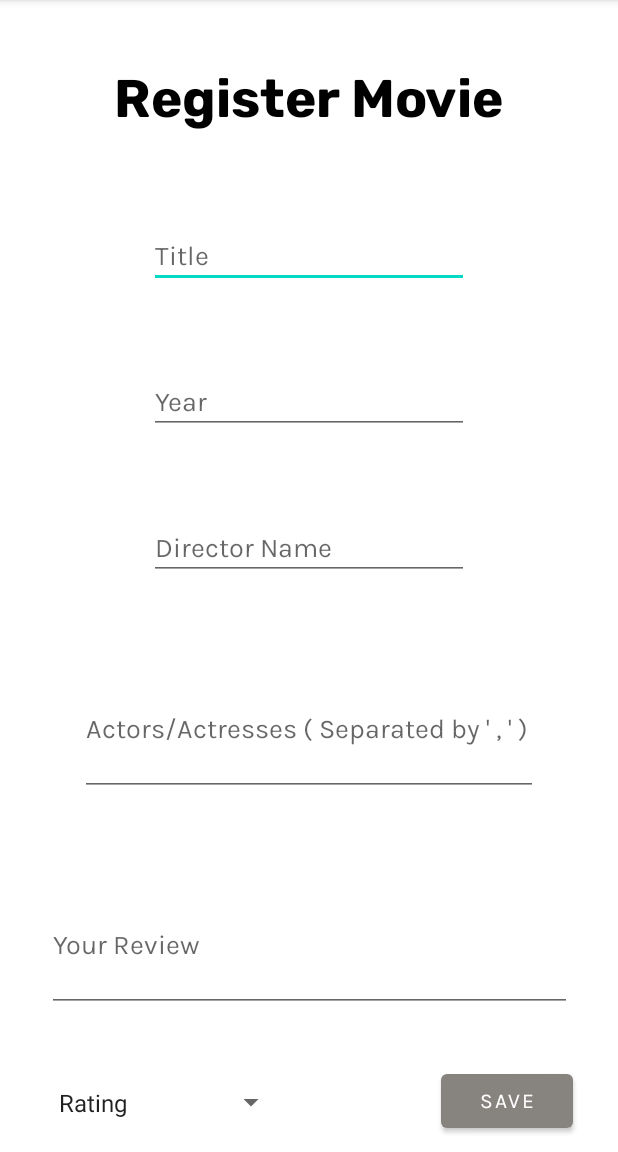
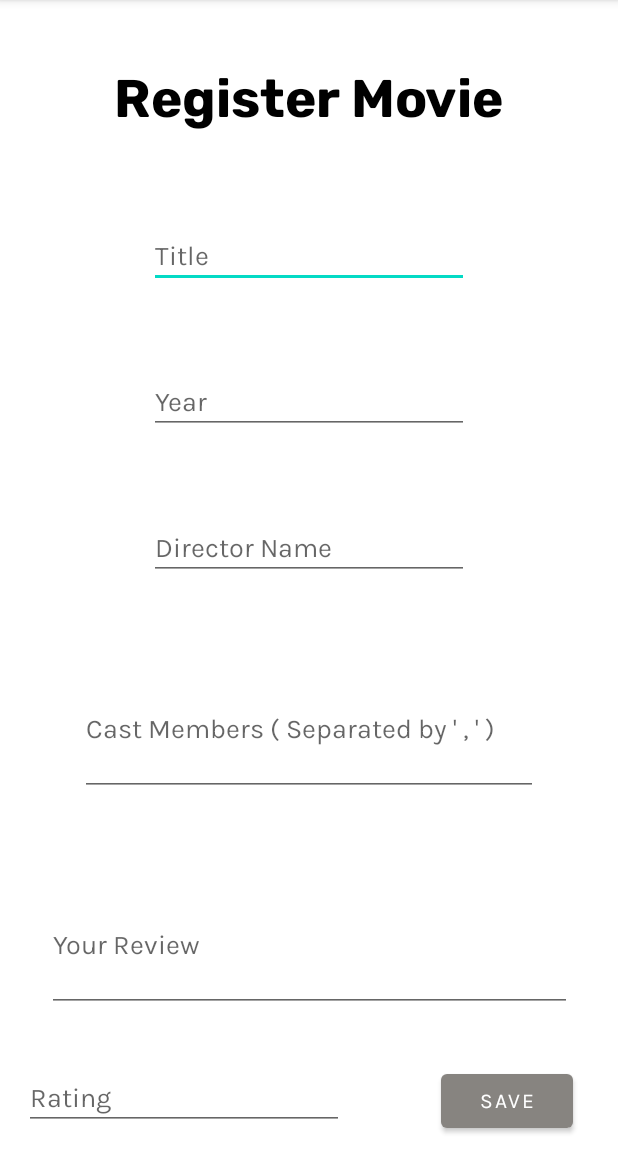
Before and after one commit to maneesha14w/MovieTracker, an Android app: the RegisterMovie screen opened directly, with no data from a screen before it, on a phone screen of 412 x 824 dp, the part 84-1236 px from its top. Run offline under Robolectric (Android 15) with nearby library versions, the phone set to English and light mode, and no system bars.

Commit message:
register movie backend done.

```diff
--- a/app/src/main/java/com/maneesha14w/movietracker/MovieDatabaseHelper.java
+++ /dev/null
@@ -1,4 +0,0 @@
-package com.maneesha14w.movietracker;
-
-public class MovieDatabaseHelper {
-}
--- a/app/src/main/java/com/maneesha14w/movietracker/RegisterMovie.java
+++ b/app/src/main/java/com/maneesha14w/movietracker/RegisterMovie.java
@@ -2,48 +2,109 @@ package com.maneesha14w.movietracker;
 
 import androidx.appcompat.app.AppCompatActivity;
 
+import android.content.ContentValues;
+import android.database.sqlite.SQLiteDatabase;
+import android.database.sqlite.SQLiteOpenHelper;
 import android.os.Bundle;
 import android.view.View;
 import android.widget.AdapterView;
 import android.widget.ArrayAdapter;
+import android.widget.EditText;
 import android.widget.Spinner;
 import android.widget.Toast;
 
-public class RegisterMovie extends AppCompatActivity implements AdapterView.OnItemSelectedListener {
-    private Spinner ratingSpinner;
+public class RegisterMovie extends AppCompatActivity {
+    private EditText et_title, et_year,  et_director, et_actors, et_review, et_rating;
+    private SQLiteOpenHelper openHelper;
+    private SQLiteDatabase db;
 
     @Override
     protected void onCreate(Bundle savedInstanceState) {
         super.onCreate(savedInstanceState);
         setContentView(R.layout.activity_register_movie);
 
-        ratingSpinner = findViewById(R.id.spin_rating);
-        ratingSpinner.setOnItemSelectedListener(this);
+        et_title = findViewById(R.id.et_title);
+        et_year = findViewById(R.id.et_year);
+        et_director = findViewById(R.id.et_director);
+        et_actors = findViewById(R.id.et_actors);
+        et_review = findViewById(R.id.et_review);
+        et_rating = findViewById(R.id.et_rating);
 
-        // Create an ArrayAdapter using the string array and a default spinner layout
-        ArrayAdapter<CharSequence> adapter = ArrayAdapter.createFromResource(this,
-                R.array.rating_array, android.R.layout.simple_spinner_item);
-        // Specify the layout to use when the list of choices appears
-        adapter.setDropDownViewResource(android.R.layout.simple_spinner_dropdown_item);
-        // Apply the adapter to the spinner
-        ratingSpinner.setAdapter(adapter);
-        //ratingSpinner.getSelectedItem().toString();
-    }
-
-    @Override
-    public void onItemSelected(AdapterView<?> parent, View view, int position, long id) {
-        try {
-            int rating = (Integer) parent.getItemAtPosition(position);
-        }
-        catch (Exception e) {
-            Toast.makeText(this, "Please Select a proper Rating!", Toast.LENGTH_SHORT).show();
-        }
 
     }
 
-    @Override
-    public void onNothingSelected(AdapterView<?> parent) {
-        Toast.makeText(this, "Nothing Selected", Toast.LENGTH_SHORT).show();
+    public void saveMovie(View view) {
+
+        openHelper = new DbHelper(this);
+
+
+        String title = et_title.getText().toString().trim();
+        String director = et_director.getText().toString().trim();
+        String actors = et_actors.getText().toString().trim();
+        String review = et_review.getText().toString().trim();
+        boolean proceedToInsert = true;
+
+        int year = 0, rating = 0;
+        try {
+            year = Integer.parseInt(et_year.getText().toString().trim());
+            if (year < 1895) {
+                Toast.makeText(this, "Movie cannot be made before the year 1895", Toast.LENGTH_SHORT).show();
+                et_year.getText().clear();
+                proceedToInsert = false;
+            }
+        }
+        catch (Exception e)  {
+            proceedToInsert = false;
+        }
+
+        try {
+            rating = Integer.parseInt(et_rating.getText().toString().trim());
+            if (rating < 1 || rating > 10) {
+                Toast.makeText(this, "Rating can only be in the range 1 - 10", Toast.LENGTH_SHORT).show();
+                et_rating.getText().clear();
+                proceedToInsert = false;
+            }
+        }
+        catch (Exception e) {
+            proceedToInsert = false;
+        }
+
+
+        if (title.isEmpty() || director.isEmpty() || actors.isEmpty() || review.isEmpty() || et_year.getText().toString().isEmpty() || et_rating.getText().toString().isEmpty()) {
+            Toast.makeText(this, "Please make sure all fields are entered!", Toast.LENGTH_SHORT).show();
+        }
+        else if (!proceedToInsert) {
+
+        }
+        else {
+            db = openHelper.getWritableDatabase();
+            insertData(title, year, director, actors, rating, review);
+            Toast.makeText(this, title  +" ( "+ year +" )" + " has been added successfully!", Toast.LENGTH_SHORT).show();
+        }
     }
 
+    public void insertData(String title, int year, String director, String actors,int rating, String review) {
+        ContentValues cv = new ContentValues();
+        cv.put(DbHelper.COLUMN_TITLE, title);
+        cv.put(DbHelper.COLUMN_YEAR, year);
+        cv.put(DbHelper.COLUMN_DIRECTOR, director);
+        cv.put(DbHelper.COLUMN_ACTORS, actors);
+        cv.put(DbHelper.COLUMN_RATING, rating);
+        cv.put(DbHelper.COLUMN_REVIEW, review);
+        cv.put(DbHelper.COLUMN_FAVORITE, 0);
+
+        long id = db.insert(DbHelper.TABLE_NAME, null, cv);
+    }
+
+    //    @Override
+//    public void onItemSelected(AdapterView<?> parent, View view, int position, long id) {
+//        try {
+//            int rating = (Integer) parent.getItemAtPosition(position);
+//        }
+//        catch (Exception e) {
+//            Toast.makeText(this, "Please Select a proper Rating!", Toast.LENGTH_SHORT).show();
+//        }
+//
+//    }
+
 }
--- a/app/src/main/res/layout/activity_register_movie.xml
+++ b/app/src/main/res/layout/activity_register_movie.xml
@@ -64,7 +64,7 @@
         android:ems="10"
         android:fontFamily="@font/karla"
         android:hint="@string/director_name"
-        android:inputType="textCapSentences"
+        android:inputType="textCapWords"
         app:layout_constraintEnd_toEndOf="parent"
         app:layout_constraintStart_toStartOf="parent"
         app:layout_constraintTop_toBottomOf="@+id/et_year" />
@@ -85,16 +85,6 @@
         app:layout_constraintStart_toStartOf="parent"
         app:layout_constraintTop_toBottomOf="@+id/et_director" />
 
-    <Spinner
-        android:id="@+id/spin_rating"
-        android:layout_width="160dp"
-        android:layout_height="50dp"
-
-        android:layout_marginStart="31dp"
-        android:layout_marginTop="35dp"
-        app:layout_constraintStart_toStartOf="parent"
-        app:layout_constraintTop_toBottomOf="@+id/et_review" />
-
     <EditText
         android:id="@+id/et_review"
         android:layout_width="350dp"
@@ -112,19 +102,35 @@
         app:layout_constraintStart_toStartOf="parent"
         app:layout_constraintTop_toBottomOf="@+id/et_actors" />
 
+
+    <EditText
+        android:id="@+id/et_rating"
+        android:layout_width="wrap_content"
+        android:layout_height="wrap_content"
+        android:layout_marginStart="16dp"
+        android:layout_marginTop="35dp"
+        android:autofillHints=""
+        android:ems="10"
+        android:fontFamily="@font/karla"
+        android:hint="@string/rating"
+        android:inputType="number"
+        app:layout_constraintStart_toStartOf="parent"
+        app:layout_constraintTop_toBottomOf="@+id/et_review"
+        android:maxLength="2"
+        />
+
     <Button
         android:id="@+id/btn_save"
         android:layout_width="wrap_content"
         android:layout_height="wrap_content"
-        android:layout_marginStart="102dp"
         android:layout_marginTop="35dp"
         android:layout_marginEnd="30dp"
         android:fontFamily="@font/karla"
+        android:onClick="saveMovie"
         android:text="@string/save"
         android:textColorHint="#FFFFFF"
         app:backgroundTint="@color/grey"
         app:layout_constraintEnd_toEndOf="parent"
-        app:layout_constraintStart_toEndOf="@+id/spin_rating"
         app:layout_constraintTop_toBottomOf="@+id/et_review" />
 
 </androidx.constraintlayout.widget.ConstraintLayout>
--- a/app/src/main/res/values/strings.xml
+++ b/app/src/main/res/values/strings.xml
@@ -11,9 +11,10 @@
     <string name="title">Title</string>
     <string name="year">Year</string>
     <string name="director_name">Director Name</string>
-    <string name="actors">Actors/Actresses ( Separated by \' , \' )</string>
+    <string name="actors">Cast Members ( Separated by \' , \' )</string>
     <string name="review">Your Review</string>
     <string name="save">Save</string>
+    <string name="rating">Rating</string>
 
     <string-array name="rating_array">
         <item>Rating</item>
```
Also changed, not shown: app/src/main/java/com/maneesha14w/movietracker/DbHelper.java (added, +42 -0 lines).
